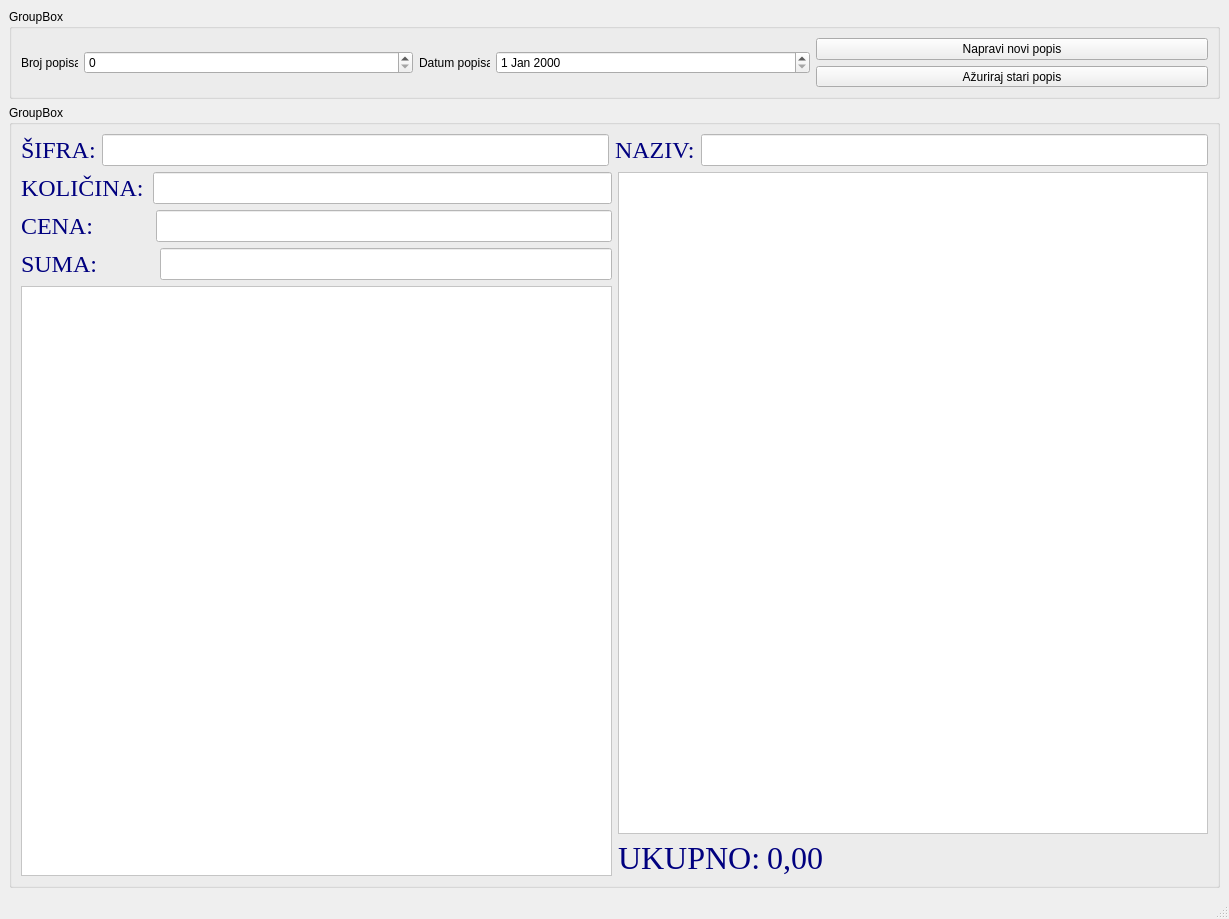
The window that formapopis.ui (s-pab/Commercium) describes before a commit, drawn with Qt 5.
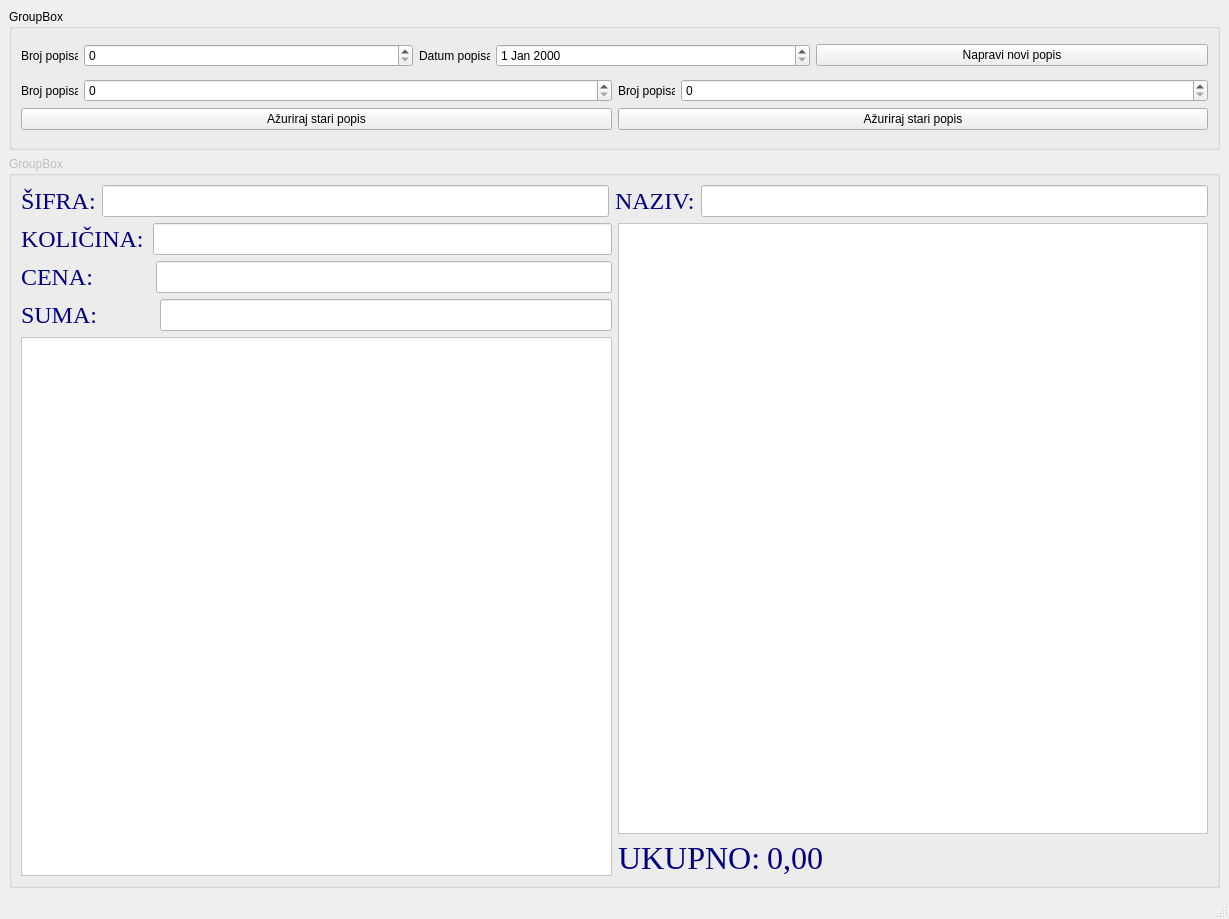
The same window after the commit.

Patch:
```diff
--- a/formapopis.ui
+++ b/formapopis.ui
@@ -15,10 +15,13 @@
   </property>
   <widget class="QWidget" name="centralwidget">
    <layout class="QGridLayout" name="gridLayout_2">
-    <item row="0" column="0">
+    <item row="1" column="0">
      <layout class="QGridLayout" name="gridLayout">
       <item row="1" column="0">
        <widget class="QGroupBox" name="groupBox_2">
+        <property name="enabled">
+         <bool>false</bool>
+        </property>
         <property name="title">
          <string>GroupBox</string>
         </property>
@@ -66,7 +69,7 @@
              <item row="0" column="3">
               <widget class="QLineEdit" name="lineEdit_30">
                <property name="enabled">
-                <bool>true</bool>
+                <bool>false</bool>
                </property>
                <property name="minimumSize">
                 <size>
@@ -399,18 +402,20 @@
         <zorder></zorder>
        </widget>
       </item>
+     </layout>
+    </item>
       <item row="0" column="0">
        <widget class="QGroupBox" name="groupBox">
         <property name="minimumSize">
          <size>
           <width>0</width>
-          <height>90</height>
+        <height>141</height>
          </size>
         </property>
         <property name="maximumSize">
          <size>
           <width>16777169</width>
-          <height>90</height>
+        <height>150</height>
          </size>
         </property>
         <property name="title">
@@ -468,6 +473,34 @@
                </property>
               </widget>
              </item>
+          </layout>
+         </item>
+        </layout>
+       </item>
+       <item row="1" column="0">
+        <layout class="QHBoxLayout" name="horizontalLayout_4">
+         <item>
+          <layout class="QVBoxLayout" name="verticalLayout">
+           <item>
+            <layout class="QHBoxLayout" name="horizontalLayout_5">
+             <item>
+              <widget class="QLabel" name="label_45">
+               <property name="maximumSize">
+                <size>
+                 <width>57</width>
+                 <height>16777215</height>
+                </size>
+               </property>
+               <property name="text">
+                <string>Broj popisa:</string>
+               </property>
+              </widget>
+             </item>
+             <item>
+              <widget class="QSpinBox" name="spinBox_2"/>
+             </item>
+            </layout>
+           </item>
              <item>
               <widget class="QPushButton" name="pushButton_2">
                <property name="text">
@@ -477,12 +510,41 @@
              </item>
             </layout>
            </item>
-          </layout>
-         </item>
-        </layout>
+         <item>
+          <layout class="QVBoxLayout" name="verticalLayout_4">
+           <item>
+            <layout class="QHBoxLayout" name="horizontalLayout_8">
+             <item>
+              <widget class="QLabel" name="label_48">
+               <property name="maximumSize">
+                <size>
+                 <width>57</width>
+                 <height>16777215</height>
+                </size>
+               </property>
+               <property name="text">
+                <string>Broj popisa:</string>
+               </property>
+              </widget>
+             </item>
+             <item>
+              <widget class="QSpinBox" name="spinBox_5"/>
+             </item>
+            </layout>
+           </item>
+           <item>
+            <widget class="QPushButton" name="pushButton_4">
+             <property name="text">
+              <string>Ažuriraj stari popis</string>
+             </property>
        </widget>
       </item>
      </layout>
+         </item>
+        </layout>
+       </item>
+      </layout>
+     </widget>
     </item>
    </layout>
   </widget>
```
Lines whose indentation alone changed are shown as unchanged.
